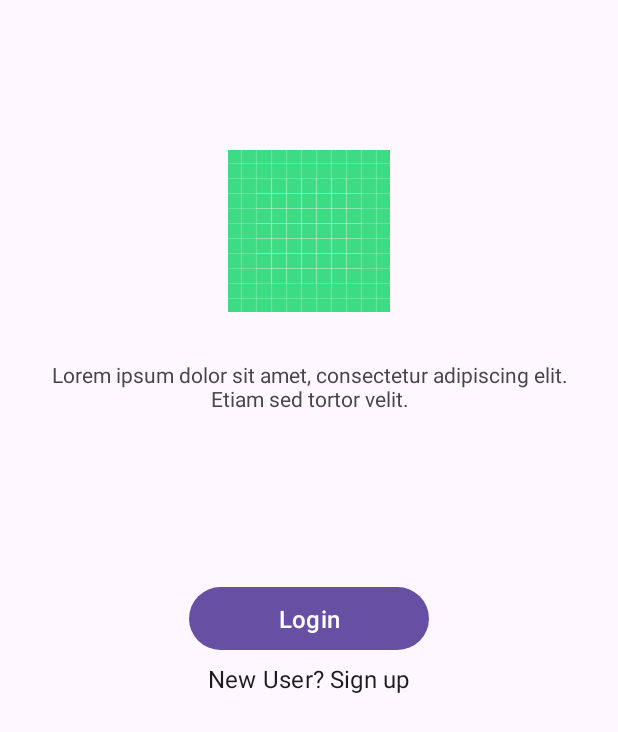
After one commit to givtszs/kanbun, an Android app: the layout fragment_registration_prompt.xml on its own in the app's theme, with its tools: preview values and no code run, on a phone screen of 412 x 824 dp. The commit adds this screen. Shown: the top 732 px of the screen. Run offline under Robolectric (Android 15) with nearby library versions, the phone set to English and light mode, and no system bars.

Commit message:
Create registration prompt fragment.

```diff
--- /dev/null
+++ b/app/src/main/java/com/example/kanbun/presentation/registration/RegistrationPromptFragment.kt
@@ -0,0 +1,22 @@
+package com.example.kanbun.presentation.registration
+
+import android.os.Bundle
+import android.view.LayoutInflater
+import android.view.View
+import android.view.ViewGroup
+import androidx.fragment.app.Fragment
+import com.example.kanbun.databinding.FragmentRegistrationPromptBinding
+
+class RegistrationPromptFragment : Fragment() {
+    private var _binding: FragmentRegistrationPromptBinding? = null
+    private val binding: FragmentRegistrationPromptBinding get() = _binding!!
+
+    override fun onCreateView(
+        inflater: LayoutInflater,
+        container: ViewGroup?,
+        savedInstanceState: Bundle?
+    ): View {
+        _binding = FragmentRegistrationPromptBinding.inflate(inflater, container, false)
+        return binding.root
+    }
+}
--- /dev/null
+++ b/app/src/main/res/layout/fragment_registration_prompt.xml
@@ -0,0 +1,70 @@
+<?xml version="1.0" encoding="utf-8"?>
+<androidx.constraintlayout.widget.ConstraintLayout xmlns:android="http://schemas.android.com/apk/res/android"
+    xmlns:app="http://schemas.android.com/apk/res-auto"
+    xmlns:tools="http://schemas.android.com/tools"
+    android:layout_width="match_parent"
+    android:layout_height="match_parent"
+    tools:context=".presentation.registration.RegistrationPromptFragment">
+
+    <ImageView
+        android:id="@+id/ivLogo"
+        android:layout_width="wrap_content"
+        android:layout_height="wrap_content"
+        android:layout_marginTop="100dp"
+        app:layout_constraintEnd_toEndOf="parent"
+        app:layout_constraintStart_toStartOf="parent"
+        app:layout_constraintTop_toTopOf="parent"
+        app:srcCompat="@drawable/ic_launcher_background" />
+
+    <TextView
+        android:id="@+id/tvIntro"
+        android:layout_width="match_parent"
+        android:layout_height="wrap_content"
+        android:layout_marginHorizontal="20dp"
+        android:layout_marginTop="32dp"
+        android:gravity="center"
+        android:text="Lorem ipsum dolor sit amet, consectetur adipiscing elit. Etiam sed tortor velit."
+        app:layout_constraintTop_toBottomOf="@id/ivLogo" />
+
+    <com.google.android.material.button.MaterialButton
+        android:id="@+id/btnLogin"
+        android:layout_width="160dp"
+        android:layout_height="50dp"
+        android:text="Login"
+        android:textAllCaps="false"
+        android:textSize="16sp"
+        app:layout_constraintBottom_toBottomOf="parent"
+        app:layout_constraintEnd_toEndOf="parent"
+        app:layout_constraintStart_toStartOf="parent"
+        app:layout_constraintTop_toTopOf="parent" />
+
+    <androidx.constraintlayout.widget.ConstraintLayout
+        android:layout_width="wrap_content"
+        android:layout_height="wrap_content"
+        android:layout_marginTop="4dp"
+        app:layout_constraintEnd_toEndOf="@id/btnLogin"
+        app:layout_constraintStart_toStartOf="@id/btnLogin"
+        app:layout_constraintTop_toBottomOf="@id/btnLogin">
+
+        <TextView
+            android:id="@+id/tvNewUser"
+            style="?textAppearanceSubtitle1"
+            android:layout_width="wrap_content"
+            android:layout_height="wrap_content"
+            android:text="@string/new_user"
+            app:layout_constraintBottom_toBottomOf="parent"
+            app:layout_constraintStart_toStartOf="parent"
+            app:layout_constraintTop_toTopOf="parent" />
+
+        <TextView
+            android:id="@+id/tvSignUp"
+            style="?textAppearanceSubtitle1"
+            android:layout_width="wrap_content"
+            android:layout_height="wrap_content"
+            android:layout_marginStart="4dp"
+            android:text="@string/sign_up"
+            app:layout_constraintBaseline_toBaselineOf="@id/tvNewUser"
+            app:layout_constraintStart_toEndOf="@id/tvNewUser" />
+    </androidx.constraintlayout.widget.ConstraintLayout>
+
+</androidx.constraintlayout.widget.ConstraintLayout>
--- a/app/src/main/res/navigation/nav_graph.xml
+++ b/app/src/main/res/navigation/nav_graph.xml
@@ -1,6 +1,13 @@
 <?xml version="1.0" encoding="utf-8"?>
 <navigation xmlns:android="http://schemas.android.com/apk/res/android"
     xmlns:app="http://schemas.android.com/apk/res-auto"
-    android:id="@+id/nav_graph">
+    xmlns:tools="http://schemas.android.com/tools"
+    android:id="@+id/nav_graph"
+    app:startDestination="@id/registrationPromptFragment">
 
+    <fragment
+        android:id="@+id/registrationPromptFragment"
+        android:name="com.example.kanbun.presentation.registration.RegistrationPromptFragment"
+        android:label="fragment_registration_prompt"
+        tools:layout="@layout/fragment_registration_prompt" />
 </navigation>
--- a/app/src/main/res/values/strings.xml
+++ b/app/src/main/res/values/strings.xml
@@ -1,3 +1,5 @@
 <resources>
     <string name="app_name">Kanbun</string>
+    <string name="new_user">New User?</string>
+    <string name="sign_up">Sign up</string>
 </resources>
```
